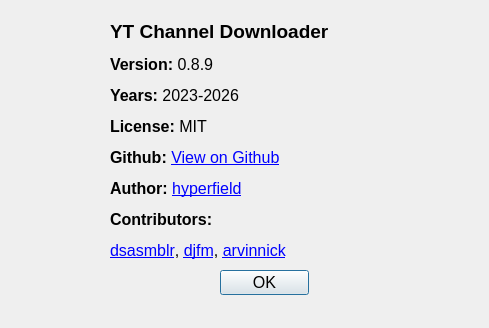
Qt form src/yt_channel_downloader/ui/about.ui (hyperfield/yt-channel-downloader) before a commit.
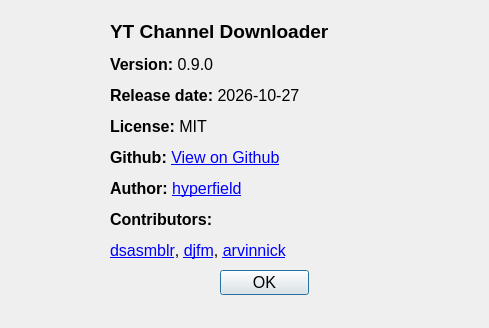
The same form after that commit. Icons and pictures are not drawn.

Commit message: chore(release): prepare version 0.9.0

```diff
--- a/src/yt_channel_downloader/ui/about.ui
+++ b/src/yt_channel_downloader/ui/about.ui
@@ -29,7 +29,7 @@
     </rect>
    </property>
    <property name="text">
-    <string>&lt;html&gt;&lt;head&gt;&lt;title&gt;About&lt;/title&gt;&lt;/head&gt;&lt;body&gt;&lt;h3 style=&quot; margin-top:14px; margin-bottom:12px; margin-left:0px; margin-right:0px; -qt-block-indent:0; text-indent:0px;&quot;&gt;&lt;span style=&quot; font-size:large; font-weight:700;&quot;&gt;YT Channel Downloader&lt;/span&gt;&lt;/h3&gt;&lt;p&gt;&lt;span style=&quot; font-weight:700;&quot;&gt;Version:&lt;/span&gt; 0.8.9&lt;/p&gt;&lt;p&gt;&lt;span style=&quot; font-weight:700;&quot;&gt;Years: &lt;/span&gt;2023-2026&lt;/p&gt;&lt;p&gt;&lt;span style=&quot; font-weight:700;&quot;&gt;License: &lt;/span&gt;MIT &lt;/p&gt;&lt;p&gt;&lt;span style=&quot; font-weight:700;&quot;&gt;Github: &lt;/span&gt;&lt;a href=&quot;https://github.com/hyperfield/yt-channel-downloader&quot;&gt;&lt;span style=&quot; text-decoration: underline; color:#0000ff;&quot;&gt;View on Github&lt;/span&gt;&lt;/a&gt;&lt;/p&gt;&lt;p&gt;&lt;span style=&quot; font-weight:700;&quot;&gt;Author: &lt;/span&gt;&lt;a href=&quot;mailto:info@quicknode.net&quot;&gt;&lt;span style=&quot; text-decoration: underline; color:#0000ff;&quot;&gt;hyperfield&lt;/span&gt;&lt;/a&gt;&lt;/p&gt;&lt;p&gt;&lt;span style=&quot; font-weight:700;&quot;&gt;Contributors: &lt;/span&gt;&lt;/p&gt;&lt;p&gt;&lt;a href=&quot;https://github.com/dsasmblr&quot;&gt;&lt;span style=&quot; text-decoration: underline; color:#0000ff;&quot;&gt;dsasmblr&lt;/span&gt;&lt;/a&gt;, &lt;a href=&quot;https://github.com/djfm&quot;&gt;&lt;span style=&quot; text-decoration: underline; color:#0000ff;&quot;&gt;djfm&lt;/span&gt;&lt;/a&gt;, &lt;a href=&quot;https://github.com/arvinnick&quot;&gt;&lt;span style=&quot; text-decoration: underline; color:#0000ff;&quot;&gt;arvinnick&lt;/span&gt;&lt;/a&gt;&lt;/p&gt;&lt;/body&gt;&lt;/html&gt;</string>
+    <string>&lt;html&gt;&lt;head&gt;&lt;title&gt;About&lt;/title&gt;&lt;/head&gt;&lt;body&gt;&lt;h3 style=&quot; margin-top:14px; margin-bottom:12px; margin-left:0px; margin-right:0px; -qt-block-indent:0; text-indent:0px;&quot;&gt;&lt;span style=&quot; font-size:large; font-weight:700;&quot;&gt;YT Channel Downloader&lt;/span&gt;&lt;/h3&gt;&lt;p&gt;&lt;span style=&quot; font-weight:700;&quot;&gt;Version:&lt;/span&gt; 0.9.0&lt;/p&gt;&lt;p&gt;&lt;span style=&quot; font-weight:700;&quot;&gt;Release date: &lt;/span&gt;2026-10-27&lt;/p&gt;&lt;p&gt;&lt;span style=&quot; font-weight:700;&quot;&gt;License: &lt;/span&gt;MIT &lt;/p&gt;&lt;p&gt;&lt;span style=&quot; font-weight:700;&quot;&gt;Github: &lt;/span&gt;&lt;a href=&quot;https://github.com/hyperfield/yt-channel-downloader&quot;&gt;&lt;span style=&quot; text-decoration: underline; color:#0000ff;&quot;&gt;View on Github&lt;/span&gt;&lt;/a&gt;&lt;/p&gt;&lt;p&gt;&lt;span style=&quot; font-weight:700;&quot;&gt;Author: &lt;/span&gt;&lt;a href=&quot;mailto:info@quicknode.net&quot;&gt;&lt;span style=&quot; text-decoration: underline; color:#0000ff;&quot;&gt;hyperfield&lt;/span&gt;&lt;/a&gt;&lt;/p&gt;&lt;p&gt;&lt;span style=&quot; font-weight:700;&quot;&gt;Contributors: &lt;/span&gt;&lt;/p&gt;&lt;p&gt;&lt;a href=&quot;https://github.com/dsasmblr&quot;&gt;&lt;span style=&quot; text-decoration: underline; color:#0000ff;&quot;&gt;dsasmblr&lt;/span&gt;&lt;/a&gt;, &lt;a href=&quot;https://github.com/djfm&quot;&gt;&lt;span style=&quot; text-decoration: underline; color:#0000ff;&quot;&gt;djfm&lt;/span&gt;&lt;/a&gt;, &lt;a href=&quot;https://github.com/arvinnick&quot;&gt;&lt;span style=&quot; text-decoration: underline; color:#0000ff;&quot;&gt;arvinnick&lt;/span&gt;&lt;/a&gt;&lt;/p&gt;&lt;/body&gt;&lt;/html&gt;</string>
    </property>
   </widget>
   <widget class="QPushButton" name="aboutOkButton">
```
The commit also changes 5 other files.
